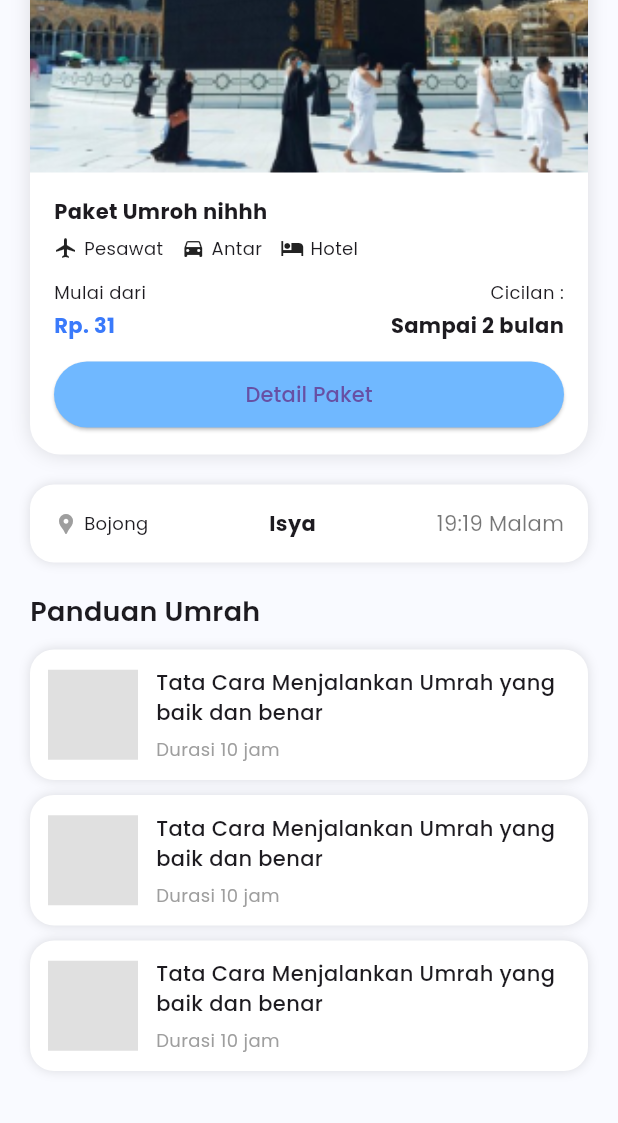
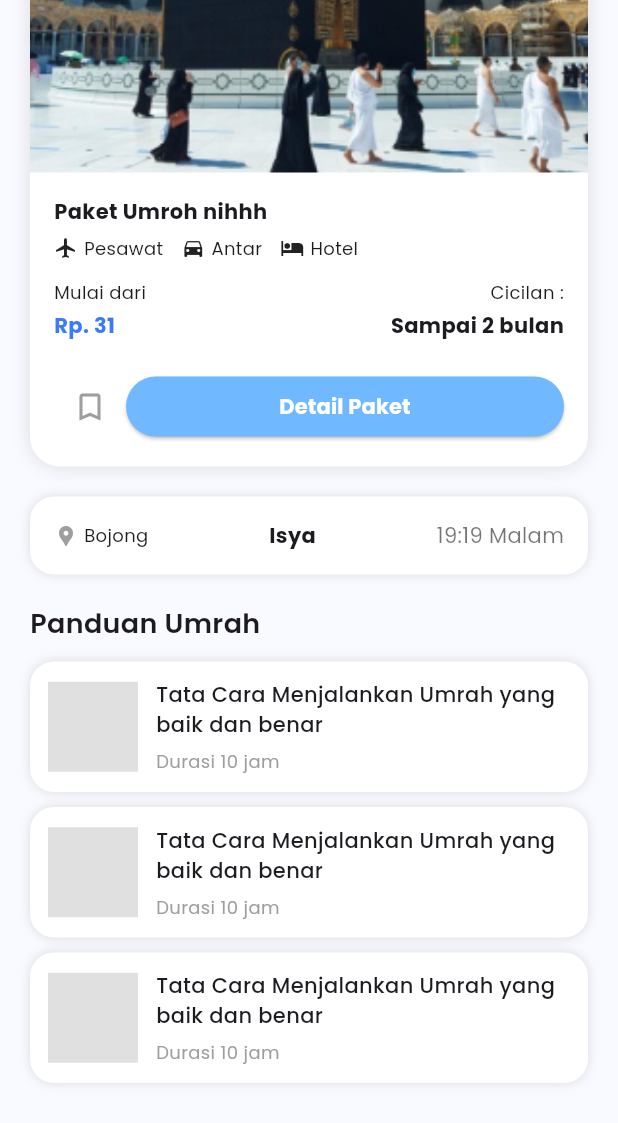
Before and after one commit to Mercuriallz/umroh_mobile_v2, a Flutter app: the HomePage screen opened directly, scrolled down 483 dp, on a phone screen of 412 x 824 dp. Shown: the top 1123 px of the screen. Run offline on Flutter 3.47's test engine with Material 3 defaults, Android fonts, the phone set to English and light mode, and no system bars; our stand-ins replace carousel_slider, file_picker, flutter_bloc, flutter_dotenv, flutter_easyloading, get and 1 more; network calls fail.

Commit message:
detail done

```diff
--- a/lib/constant/on_boarding/on_boarding_screen.dart
+++ b/lib/constant/on_boarding/on_boarding_screen.dart
@@ -115,7 +115,7 @@ final CarouselSliderController _controller = CarouselSliderController();
                     shape: BoxShape.circle,
                     color: _current == entry.key
                         ? Colors.blue
-                        : Colors.blue.withOpacity(0.3),
+                        : Colors.blue.withValues(blue: 0.3),
                   ),
                 );
               }).toList(),
--- a/lib/presentation/home/home.dart
+++ b/lib/presentation/home/home.dart
@@ -1,5 +1,6 @@
-
 import 'package:flutter/material.dart';
+import 'package:get/get.dart';
+import 'package:mobile_umroh_v2/presentation/detail/detail_page.dart';
 
 class HomePage extends StatelessWidget {
   const HomePage({super.key});
@@ -70,14 +71,14 @@ class HomePage extends StatelessWidget {
 
   Widget _buildMenuGrid() {
     List<Map<String, String>> menu = [
-      {"title": "Umrah", "icon": "assets/menu.png"},
-      {"title": "Bimbingan", "icon": "assets/menu.png"},
-      {"title": "Fitur Haji", "icon": "assets/menu.png"},
-      {"title": "Kurs & Mata Uang", "icon": "assets/menu.png"},
-      {"title": "Info Cuaca", "icon": "assets/menu.png"},
-      {"title": "Jadwal Sholat", "icon": "assets/menu.png"},
-      {"title": "Al-qur’an", "icon": "assets/menu.png"},
-      {"title": "Lainnya", "icon": "assets/menu.png"},
+      {"title": "Umrah", "icon": "assets/icons/blocks 1.png"},
+      {"title": "Bimbingan", "icon": "assets/icons/blocks 1.png"},
+      {"title": "Fitur Haji", "icon": "assets/icons/blocks 1.png"},
+      {"title": "Kurs & Mata Uang", "icon": "assets/icons/blocks 1.png"},
+      {"title": "Info Cuaca", "icon": "assets/icons/blocks 1.png"},
+      {"title": "Jadwal Sholat", "icon": "assets/icons/blocks 1.png"},
+      {"title": "Al-qur’an", "icon": "assets/icons/blocks 1.png"},
+      {"title": "Lainnya", "icon": "assets/icons/blocks 1.png"},
     ];
 
     return GridView.builder(
@@ -90,7 +91,7 @@ class HomePage extends StatelessWidget {
         crossAxisSpacing: 12,
         mainAxisSpacing: 12,
       ),
-      itemBuilder: (context, index) {
+      itemBuilder: (context, i) {
         return Column(
           children: [
             Container(
@@ -102,10 +103,17 @@ class HomePage extends StatelessWidget {
                   BoxShadow(color: Colors.black12, blurRadius: 6),
                 ],
               ),
-              child: Image.asset(menu[index]['icon']!, width: 28, height: 28),
+              child: Image.asset(menu[i]['icon']!, width: 28, height: 28),
             ),
             const SizedBox(height: 6),
-            Text(menu[index]['title']!, style: const TextStyle(fontSize: 12)),
+            Align(
+                alignment: Alignment.center,
+                child: Text(
+                  menu[i]['title']!,
+                  style: const TextStyle(fontSize: 12),
+                  overflow: TextOverflow.ellipsis,
+                  maxLines: 1,
+                )),
           ],
         );
       },
@@ -116,7 +124,8 @@ class HomePage extends StatelessWidget {
     return Column(
       crossAxisAlignment: CrossAxisAlignment.start,
       children: [
-        const Text("Paket Umrah", style: TextStyle(fontSize: 18, fontWeight: FontWeight.w600)),
+        const Text("Paket Umrah",
+            style: TextStyle(fontSize: 18, fontWeight: FontWeight.w600)),
         const SizedBox(height: 12),
         Container(
           width: double.infinity,
@@ -128,7 +137,8 @@ class HomePage extends StatelessWidget {
           child: Column(
             children: [
               ClipRRect(
-                borderRadius: const BorderRadius.vertical(top: Radius.circular(20)),
+                borderRadius:
+                    const BorderRadius.vertical(top: Radius.circular(20)),
                 child: Image.asset(
                   'assets/image/kabah.png',
                   width: double.infinity,
@@ -165,22 +175,48 @@ class HomePage extends StatelessWidget {
                       children: [
                         Text("Rp. 31",
                             style: TextStyle(
-                                fontWeight: FontWeight.bold, color: Color(0xFF3A7AFB))),
-                        Text("Sampai 2 bulan", style: TextStyle(fontWeight: FontWeight.bold)),
+                                fontWeight: FontWeight.bold,
+                                color: Color(0xFF3A7AFB))),
+                        Text("Sampai 2 bulan",
+                            style: TextStyle(fontWeight: FontWeight.bold)),
                       ],
                     ),
-                    const SizedBox(height: 12),
-                    ElevatedButton(
-                      onPressed: () {},
-                      style: ElevatedButton.styleFrom(
-                        backgroundColor: const Color(0xFF70B8FF),
-                        minimumSize: const Size.fromHeight(44),
-                        shape: RoundedRectangleBorder(
-                          borderRadius: BorderRadius.circular(32),
+                    const SizedBox(height: 20),
+                    Row(
+                      mainAxisAlignment: MainAxisAlignment.spaceBetween,
+                      children: [
+                        IconButton(
+                          onPressed: () {
+                          },
+                          icon: const Icon(Icons.bookmark_border,
+                              color: Colors.grey),
                         ),
-                      ),
-                      child: const Text("Detail Paket"),
-                    )
+                        Expanded(
+                          child: ElevatedButton(
+                            onPressed: () {
+                              Get.to(
+                                () => const DetailPage(),
+                                transition: Transition.rightToLeft,
+                                duration: const Duration(milliseconds: 300),
+                              );
+                            },
+                            style: ElevatedButton.styleFrom(
+                              backgroundColor: const Color(0xFF70B8FF),
+                              minimumSize: const Size.fromHeight(40),
+                              shape: RoundedRectangleBorder(
+                                borderRadius: BorderRadius.circular(32),
+                              ),
+                            ),
+                            child: const Text(
+                              "Detail Paket",
+                              style: TextStyle(
+                                  color: Colors.white,
+                                  fontWeight: FontWeight.bold),
+                            ),
+                          ),
+                        ),
+                      ],
+                    ),
                   ],
                 ),
               )
@@ -261,7 +297,8 @@ class HomePage extends StatelessWidget {
                         Text("Tata Cara Menjalankan Umrah yang baik dan benar",
                             style: TextStyle(fontWeight: FontWeight.w500)),
                         SizedBox(height: 6),
-                        Text("Durasi 10 jam", style: TextStyle(fontSize: 12, color: Colors.grey)),
+                        Text("Durasi 10 jam",
+                            style: TextStyle(fontSize: 12, color: Colors.grey)),
                       ],
                     ),
                   )
--- a/lib/presentation/search/search_page.dart
+++ b/lib/presentation/search/search_page.dart
@@ -139,7 +139,7 @@ class SearchPage extends StatelessWidget {
           ClipRRect(
             borderRadius: const BorderRadius.vertical(top: Radius.circular(24)),
             child: Image.asset(
-              'assets/kaaba_full.jpg',
+              'assets/image/kabah.png',
               width: double.infinity,
               height: size.height * 0.22,
               fit: BoxFit.cover,
```
Also changed, not shown: lib/presentation/auth/register/register_page.dart (+9 -3 lines), lib/presentation/auth/register/set_password_page.dart (+10 -9 lines), lib/presentation/detail/detail_page.dart (added, +373 -0 lines), assets/icons/blocks 1.png (added).
